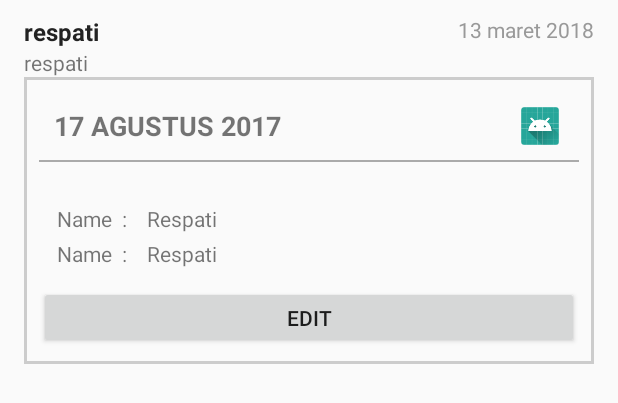
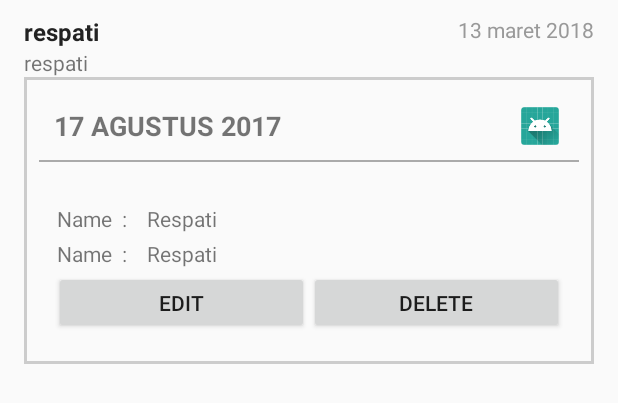
Before and after one commit to respati123/attendance, an Android app: the layout schedule_list_row.xml on its own in the app's theme, with its tools: preview values and no code run, on a phone screen of 412 x 824 dp. Shown: the top 403 px of the screen. Run offline under Robolectric (Android 15) with nearby library versions, the phone set to English and light mode, and no system bars; Roboto replaces fonts that are not available here.

Commit message:
checkin done, schedule delete tinggal pake alert

```diff
--- a/app/src/main/java/com/example/acer/attandance_free_feature/ScheduleActivity.java
+++ b/app/src/main/java/com/example/acer/attandance_free_feature/ScheduleActivity.java
@@ -253,9 +253,9 @@ public class ScheduleActivity extends AppCompatActivity implements View.OnClickL
                         Schedules schedule = createScheduleObj();
                         wvm.update(schedule);
                     }else{
-//                        AsyncTaskInsertSchedule asyncTaskInsertSchedule = new AsyncTaskInsertSchedule(getValuefromView(), this, btn_save, wvm);
-//                        asyncTaskInsertSchedule.execute();
-                        wvm.insert(createScheduleObj());
+                        AsyncTaskInsertSchedule asyncTaskInsertSchedule = new AsyncTaskInsertSchedule(getValuefromView(), this, btn_save, wvm);
+                        asyncTaskInsertSchedule.execute();
+//                        wvm.insert(createScheduleObj());
                     }
                     btn_save.setEnabled(false);
                 }
--- a/app/src/main/java/com/example/acer/attandance_free_feature/adapter/ScheduleAdapterMain.java
+++ b/app/src/main/java/com/example/acer/attandance_free_feature/adapter/ScheduleAdapterMain.java
@@ -163,4 +163,8 @@ public class ScheduleAdapterMain extends RecyclerView.Adapter<ScheduleAdapterMai
 
         }
     }
+
+    public Schedules getIdForDelete(){
+        return scheduleList.get(expandedPosition);
+    }
 }
--- a/app/src/main/java/com/example/acer/attandance_free_feature/db/dao/AbsensiDao.java
+++ b/app/src/main/java/com/example/acer/attandance_free_feature/db/dao/AbsensiDao.java
@@ -32,4 +32,6 @@ public interface AbsensiDao {
     @Query("SELECT absensi.*, schedule.* FROM absensi INNER JOIN schedule ON absensi.id_schedules = schedule.id_schedule WHERE absensi.ab_date  BETWEEN :from AND :to  ORDER BY ab_date ASC, ab_time ASC")
     LiveData<List<AbsensiAndSchedule>> getAllAbsensiRelationSchedule(String from, String to);
 
+
+
 }
--- a/app/src/main/java/com/example/acer/attandance_free_feature/db/dao/ScheduleDao.java
+++ b/app/src/main/java/com/example/acer/attandance_free_feature/db/dao/ScheduleDao.java
@@ -27,4 +27,7 @@ public interface ScheduleDao {
     @Update
     void update(Schedules schedules);
 
+    @Query("SELECT * FROM schedule WHERE sc_date = Date() ORDER BY sc_time ASC")
+    LiveData<List<Schedules>> getDataToday();
+
 }
--- a/app/src/main/res/layout/schedule_list_row.xml
+++ b/app/src/main/res/layout/schedule_list_row.xml
@@ -126,14 +126,31 @@
 
             </LinearLayout>
 
+            <LinearLayout
+                android:layout_width="match_parent"
+                android:layout_height="wrap_content"
+                android:orientation="horizontal">
+
+                <Button
+                    android:id="@+id/edit_schedule_btn"
+                    android:layout_width="wrap_content"
+                    android:layout_height="wrap_content"
+                    android:layout_weight="1"
+                    android:onClick="goToEditForm"
+                    android:text="Edit" />
+
+                <Button
+                    android:id="@+id/delete_schedule_btn"
+                    android:layout_width="wrap_content"
+                    android:layout_weight="1"
+                    android:layout_height="wrap_content"
+                    android:onClick="goToDelete"
+                    android:text="Delete" />
+            </LinearLayout>
+
         </LinearLayout>
 
-        <Button
-            android:id="@+id/edit_schedule_btn"
-            android:layout_width="match_parent"
-            android:layout_height="wrap_content"
-            android:onClick="goToEditForm"
-            android:text="Edit" />
+
 
     </LinearLayout>
 </RelativeLayout>
```
Also changed, not shown: app/src/main/java/com/example/acer/attandance_free_feature/CheckInActivity.java (+9 -2 lines), app/src/main/java/com/example/acer/attandance_free_feature/ScheduleMainActivity.java (+10 -0 lines), app/src/main/java/com/example/acer/attandance_free_feature/db/models/WordViewModel.java (+10 -0 lines), app/src/main/java/com/example/acer/attandance_free_feature/db/repositories/ScheduleRepository.java (+24 -0 lines).
